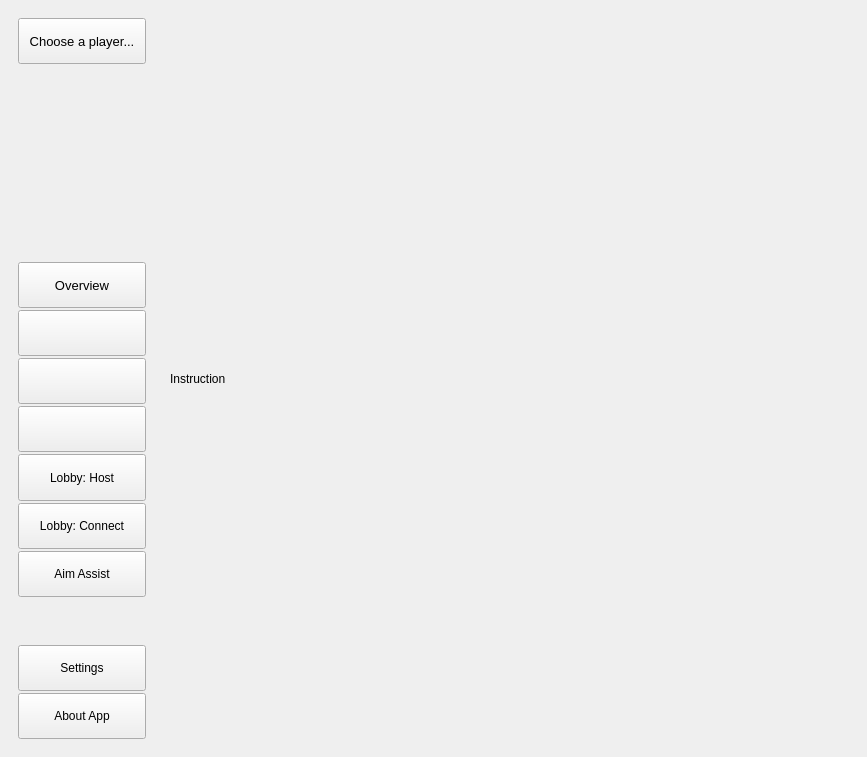
PrefectSol/osu-master, file osu-master/mainwindow.ui: the form before one commit.
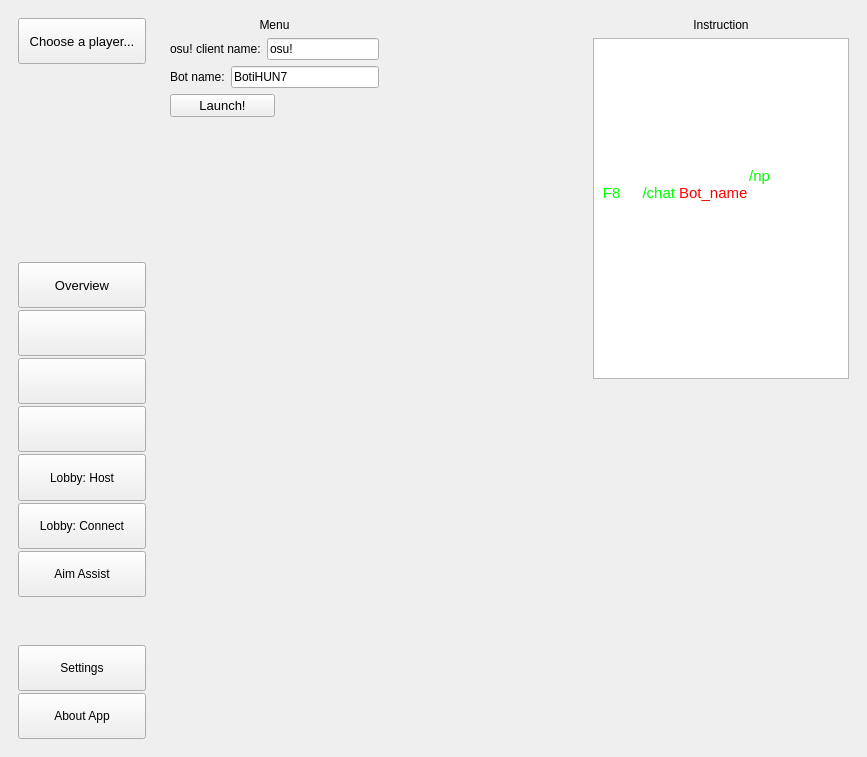
The form after the commit. The open tabs and pages were chosen to show the change.

Commit message: Push backup & Add aim-assist files

Diff of the .ui file:
```diff
--- a/osu-master/mainwindow.ui
+++ b/osu-master/mainwindow.ui
@@ -1263,18 +1263,191 @@
       <widget class="QWidget" name="aimAssistPage">
        <layout class="QGridLayout" name="gridLayout_5">
         <item row="0" column="0">
-         <widget class="QLabel" name="label_3">
-          <property name="text">
-           <string>Instruction</string>
+         <layout class="QVBoxLayout" name="verticalLayout_15">
+          <item>
+           <widget class="QLabel" name="label_12">
+            <property name="text">
+             <string>Menu</string>
+            </property>
+            <property name="alignment">
+             <set>Qt::AlignCenter</set>
+            </property>
+           </widget>
+          </item>
+          <item>
+           <layout class="QVBoxLayout" name="verticalLayout_17">
+            <item>
+             <layout class="QHBoxLayout" name="horizontalLayout_12">
+              <item>
+               <widget class="QLabel" name="label_22">
+                <property name="text">
+                 <string>osu! client name:</string>
+                </property>
+               </widget>
+              </item>
+              <item>
+               <widget class="QLineEdit" name="osuProcessNameLabel">
+                <property name="text">
+                 <string>osu!</string>
+                </property>
+               </widget>
+              </item>
+             </layout>
+            </item>
+            <item>
+             <layout class="QHBoxLayout" name="horizontalLayout_13">
+              <item>
+               <widget class="QLabel" name="label_23">
+                <property name="text">
+                 <string>Bot name:</string>
+                </property>
+               </widget>
+              </item>
+              <item>
+               <widget class="QLineEdit" name="osuBotNameLabel">
+                <property name="text">
+                 <string>BotiHUN7</string>
+                </property>
+               </widget>
+              </item>
+             </layout>
+            </item>
+           </layout>
+          </item>
+          <item>
+           <layout class="QHBoxLayout" name="horizontalLayout_10">
+            <item>
+             <widget class="QPushButton" name="LaunchAssist">
+              <property name="sizePolicy">
+               <sizepolicy hsizetype="Expanding" vsizetype="Fixed">
+                <horstretch>0</horstretch>
+                <verstretch>0</verstretch>
+               </sizepolicy>
+              </property>
+              <property name="font">
+               <font>
+                <pointsize>10</pointsize>
+               </font>
+              </property>
+              <property name="text">
+               <string>Launch!</string>
+              </property>
+             </widget>
+            </item>
+            <item>
+             <spacer name="horizontalSpacer_17">
+              <property name="orientation">
+               <enum>Qt::Horizontal</enum>
+              </property>
+              <property name="sizeHint" stdset="0">
+               <size>
+                <width>40</width>
+                <height>20</height>
+               </size>
+              </property>
+             </spacer>
+            </item>
+           </layout>
+          </item>
+          <item>
+           <spacer name="verticalSpacer_3">
+            <property name="orientation">
+             <enum>Qt::Vertical</enum>
+            </property>
+            <property name="sizeHint" stdset="0">
+             <size>
+              <width>20</width>
+              <height>98</height>
+             </size>
+            </property>
+           </spacer>
+          </item>
+         </layout>
+        </item>
+        <item row="0" column="2">
+         <layout class="QVBoxLayout" name="verticalLayout_16">
+          <item>
+           <layout class="QVBoxLayout" name="verticalLayout_5">
+            <item>
+             <widget class="QLabel" name="label_3">
+              <property name="text">
+               <string>Instruction</string>
+              </property>
+              <property name="alignment">
+               <set>Qt::AlignCenter</set>
+              </property>
+             </widget>
+            </item>
+            <item>
+             <widget class="QTextBrowser" name="textBrowser">
+              <property name="html">
+               <string>&lt;!DOCTYPE HTML PUBLIC &quot;-//W3C//DTD HTML 4.0//EN&quot; &quot;http://www.w3.org/TR/REC-html40/strict.dtd&quot;&gt;
+&lt;html&gt;&lt;head&gt;&lt;meta name=&quot;qrichtext&quot; content=&quot;1&quot; /&gt;&lt;meta charset=&quot;utf-8&quot; /&gt;&lt;style type=&quot;text/css&quot;&gt;
+p, li { white-space: pre-wrap; }
+hr { height: 1px; border-width: 0; }
+li.unchecked::marker { content: &quot;\2610&quot;; }
+li.checked::marker { content: &quot;\2612&quot;; }
+&lt;/style&gt;&lt;/head&gt;&lt;body style=&quot; font-family:'Segoe UI'; font-size:9pt; font-weight:400; font-style:normal;&quot;&gt;
+&lt;p style=&quot; margin-top:0px; margin-bottom:0px; margin-left:0px; margin-right:0px; -qt-block-indent:0; text-indent:0px;&quot;&gt;&lt;span style=&quot; font-size:11pt; color:#ffffff;&quot;&gt;1) Launch the osu!&lt;/span&gt;&lt;/p&gt;
+&lt;p style=&quot;-qt-paragraph-type:empty; margin-top:0px; margin-bottom:0px; margin-left:0px; margin-right:0px; -qt-block-indent:0; text-indent:0px; font-size:11pt; color:#ffffff;&quot;&gt;&lt;br /&gt;&lt;/p&gt;
+&lt;p style=&quot; margin-top:0px; margin-bottom:0px; margin-left:0px; margin-right:0px; -qt-block-indent:0; text-indent:0px;&quot;&gt;&lt;span style=&quot; font-size:11pt; color:#ffffff;&quot;&gt;2) Click on the assist launch button.&lt;/span&gt;&lt;/p&gt;
+&lt;p style=&quot;-qt-paragraph-type:empty; margin-top:0px; margin-bottom:0px; margin-left:0px; margin-right:0px; -qt-block-indent:0; text-indent:0px; font-size:11pt; color:#ffffff;&quot;&gt;&lt;br /&gt;&lt;/p&gt;
+&lt;p style=&quot; margin-top:0px; margin-bottom:0px; margin-left:0px; margin-right:0px; -qt-block-indent:0; text-indent:0px;&quot;&gt;&lt;span style=&quot; font-size:11pt; color:#ffffff;&quot;&gt;3) Select the card you are going to play.&lt;/span&gt;&lt;/p&gt;
+&lt;p style=&quot; margin-top:0px; margin-bottom:0px; margin-left:0px; margin-right:0px; -qt-block-indent:0; text-indent:0px;&quot;&gt;&lt;span style=&quot; font-size:11pt; color:#ffffff;&quot;&gt;&lt;br /&gt;4) Write the command&lt;/span&gt;&lt;span style=&quot; font-size:11pt; color:#00ff00;&quot;&gt; /np&lt;/span&gt;&lt;span style=&quot; font-size:11pt; color:#ffffff;&quot;&gt; to the bot (&lt;/span&gt;&lt;span style=&quot; font-size:11pt; color:#00ff00;&quot;&gt;F8&lt;/span&gt;&lt;span style=&quot; font-size:11pt; color:#ffffff;&quot;&gt; -&amp;gt;&lt;/span&gt;&lt;span style=&quot; font-size:11pt; color:#0000ff;&quot;&gt; &lt;/span&gt;&lt;span style=&quot; font-size:11pt; color:#00ff00;&quot;&gt;/chat&lt;/span&gt;&lt;span style=&quot; font-size:11pt; color:#ffffff;&quot;&gt; &lt;/span&gt;&lt;span style=&quot; font-size:11pt; color:#ff0000;&quot;&gt;Bot_name&lt;/span&gt;&lt;span style=&quot; font-size:11pt; color:#ffffff;&quot;&gt;)&lt;/span&gt;&lt;/p&gt;
+&lt;p style=&quot;-qt-paragraph-type:empty; margin-top:0px; margin-bottom:0px; margin-left:0px; margin-right:0px; -qt-block-indent:0; text-indent:0px; font-size:11pt; color:#ffffff;&quot;&gt;&lt;br /&gt;&lt;/p&gt;
+&lt;p style=&quot; margin-top:0px; margin-bottom:0px; margin-left:0px; margin-right:0px; -qt-block-indent:0; text-indent:0px;&quot;&gt;&lt;span style=&quot; font-size:11pt; color:#ffffff;&quot;&gt;5) Start playing!&lt;/span&gt;&lt;/p&gt;&lt;/body&gt;&lt;/html&gt;</string>
+              </property>
+             </widget>
+            </item>
+           </layout>
+          </item>
+          <item>
+           <spacer name="verticalSpacer_13">
+            <property name="orientation">
+             <enum>Qt::Vertical</enum>
+            </property>
+            <property name="sizeHint" stdset="0">
+             <size>
+              <width>20</width>
+              <height>98</height>
+             </size>
+            </property>
+           </spacer>
+          </item>
+         </layout>
+        </item>
+        <item row="0" column="1">
+         <spacer name="horizontalSpacer_18">
+          <property name="orientation">
+           <enum>Qt::Horizontal</enum>
           </property>
-         </widget>
+          <property name="sizeHint" stdset="0">
+           <size>
+            <width>40</width>
+            <height>20</height>
+           </size>
+          </property>
+         </spacer>
         </item>
        </layout>
       </widget>
       <widget class="QWidget" name="settingsPage">
        <layout class="QGridLayout" name="gridLayout">
-        <item row="0" column="0" rowspan="2" colspan="3">
-         <layout class="QVBoxLayout" name="verticalLayout_5">
+        <item row="0" column="3">
+         <spacer name="horizontalSpacer">
+          <property name="orientation">
+           <enum>Qt::Horizontal</enum>
+          </property>
+          <property name="sizeHint" stdset="0">
+           <size>
+            <width>410</width>
+            <height>20</height>
+           </size>
+          </property>
+         </spacer>
+        </item>
+        <item row="0" column="0" colspan="3">
+         <layout class="QVBoxLayout" name="verticalLayout_4">
           <item>
            <widget class="QLabel" name="label_2">
             <property name="font">
```
Left out of the diff: 86 changed lines with no effect on the pictures. The commit also changes 3496 other files.
